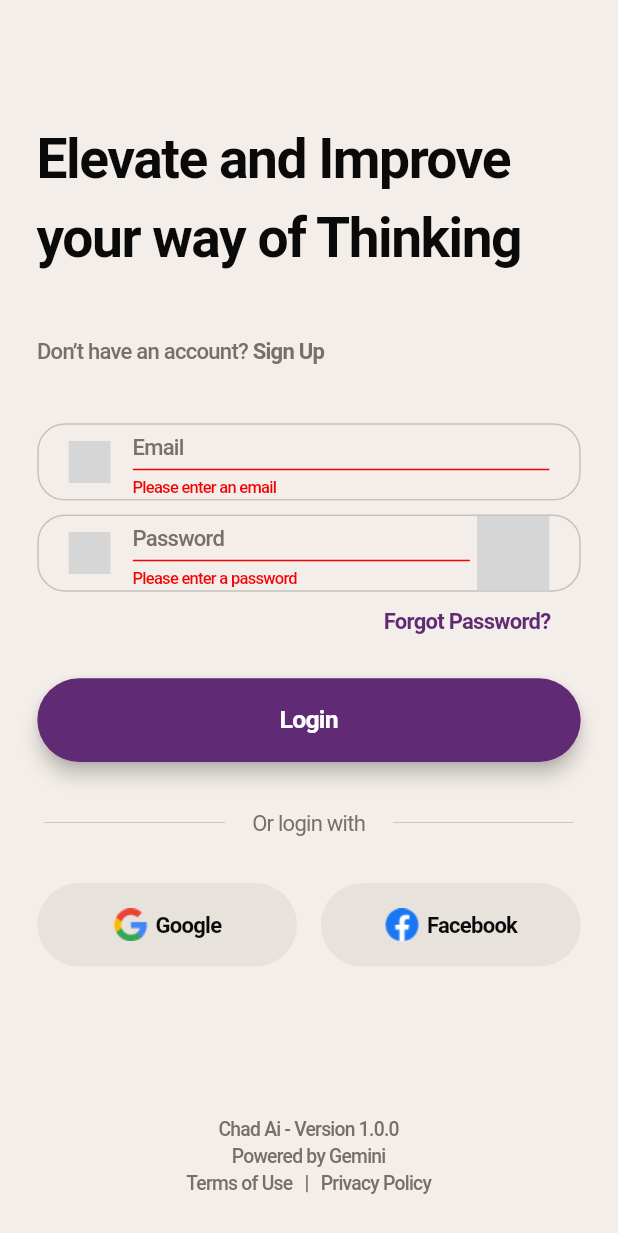
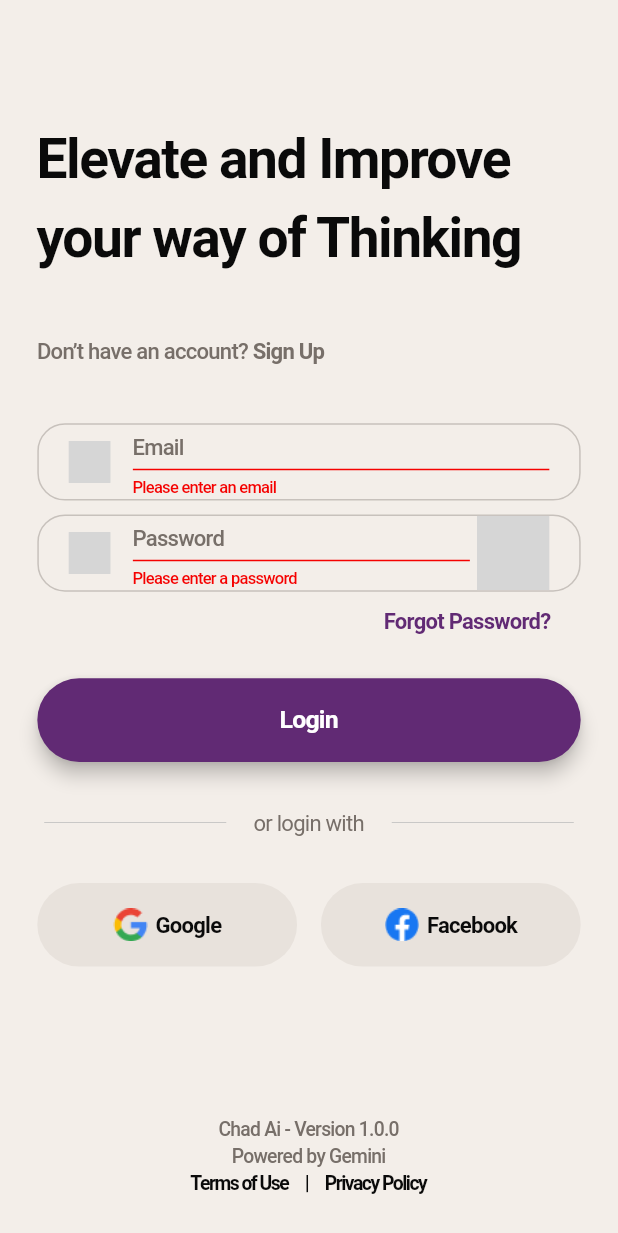
Before and after one commit to ddreambug/chad_ai, a Flutter app: the screen it shows after launch, after a tap on "Login", after a tap on "Facebook", on a phone screen of 412 x 824 dp. Shown: the top 1233 px of the screen. Run offline on Flutter 3.47's test engine with Material 3 defaults, Android fonts, the phone set to English and light mode, and no system bars; our stand-ins replace dio, firebase_analytics, firebase_auth, firebase_core, flutter_easyloading, flutter_screenutil and 6 more; missing offline and left inert: email_otp, flutter_facebook_auth, flutter_inappwebview, iconify_flutter; accounts and stored records are empty; Roboto replaces fonts that are missing (SF Pro); statements that could not run were skipped; grey boxes are pictures that could not be loaded.

Commit message:
login edit

```diff
--- a/lib/features/login/controllers/login_controller.dart
+++ b/lib/features/login/controllers/login_controller.dart
@@ -69,42 +69,6 @@ class LoginController extends GetxController {
     Get.offNamed('chat');
   }
 
-  void onOtpComplete(BuildContext context, String value) async {
-    if (value == EmailOTP.getOTP()) {
-      try {
-        var response = await LoginRepository().login(
-          username: usernameController.text,
-          email: emailController.text,
-          password: passwordController.text,
-          pin: int.parse(pinController.text),
-        );
-
-        if (response['status_code'] == 201) {
-          addUser(
-            nama: usernameController.text,
-            email: emailController.text,
-            password: passwordController.text,
-            pin: int.parse(pinController.text),
-          );
-
-          otpTextController.clear();
-          Get.back();
-          Get.back();
-          //   Get.until((route) => Get.currentRoute == '/login');
-
-          Get.snackbar(
-            "Success",
-            "OTP code valid",
-            backgroundColor: MainColor.black,
-            duration: const Duration(seconds: 2),
-          );
-        }
-      } catch (e, stacktrace) {
-        _handleAuthError(e, stacktrace);
-      }
-    }
-  }
-
   void showDialog(BuildContext context, DialogType type) {
     if (type == DialogType.signup) {
       Get.dialog(SignUpDialog());
@@ -115,6 +79,7 @@ class LoginController extends GetxController {
     }
   }
 
+  /// Email OTP validation
   Future<void> sendEmailOtp() async {
     LoginController.to.emailValue.value =
         LoginController.to.emailController.text;
@@ -141,6 +106,43 @@ class LoginController extends GetxController {
     }
   }
 
+  void onOtpComplete(BuildContext context, String value) async {
+    if (value == EmailOTP.getOTP()) {
+      try {
+        var response = await LoginRepository().login(
+          username: usernameController.text,
+          email: emailController.text,
+          password: passwordController.text,
+          pin: int.parse(pinController.text),
+        );
+
+        if (response['status_code'] == 201) {
+          addUser(
+            nama: usernameController.text,
+            email: emailController.text,
+            password: passwordController.text,
+            pin: int.parse(pinController.text),
+          );
+
+          otpTextController.clear();
+          Get.back();
+          Get.back();
+          //   Get.until((route) => Get.currentRoute == '/login');
+
+          Get.snackbar(
+            "Success",
+            "Registration Success",
+            backgroundColor: MainColor.black,
+            duration: const Duration(seconds: 2),
+          );
+        }
+      } catch (e, stacktrace) {
+        _handleAuthError(e, stacktrace);
+      }
+    }
+  }
+
+  /// Social Sign-In
   Future<dynamic> signInWithGoogle(BuildContext context) async {
     if (!await _checkInternetConnection()) {
       print('Internet is not connected');
@@ -161,6 +163,14 @@ class LoginController extends GetxController {
 
       await FirebaseAuth.instance.signInWithCredential(credential);
 
+      await LoginRepository().login(
+        username: googleUser.displayName!,
+        email: googleUser.email,
+        password: '',
+        pin: 1111,
+        isGoogle: true,
+      );
+
       await _navigateToChat();
     } catch (e, stacktrace) {
       await _handleAuthError(e, stacktrace);
@@ -174,35 +184,35 @@ class LoginController extends GetxController {
     }
 
     try {
-      final LoginResult loginResult = await FacebookAuth.instance.login();
+      final LoginResult facebookUser = await FacebookAuth.instance.login();
 
-      if (loginResult.status == LoginStatus.success) {
+      if (facebookUser.status == LoginStatus.success) {
         final OAuthCredential facebookAuthCredential =
             FacebookAuthProvider.credential(
-          loginResult.accessToken!.tokenString,
+          facebookUser.accessToken!.tokenString,
         );
 
         await FirebaseAuth.instance
             .signInWithCredential(facebookAuthCredential);
+
         await _navigateToChat();
       } else {
-        print('Facebook Login Failed: ${loginResult.message}');
+        print('Facebook Login Failed: ${facebookUser.message}');
       }
     } catch (e, stacktrace) {
       await _handleAuthError(e, stacktrace);
     }
   }
 
+  /// Store user data in the Hive box
   Future<void> addUser({
     required String nama,
     required String email,
     required String password,
     required int pin,
   }) async {
-    // Open the Hive box
     var box = Hive.box('chad_ai');
 
-    // Store user data in the Hive box
     await box.put('username', nama);
     await box.put('email', email);
     await box.put('password', password);
--- a/lib/features/login/repositories/login_repository.dart
+++ b/lib/features/login/repositories/login_repository.dart
@@ -4,6 +4,7 @@ import 'package:chad_ai/utils/services/dio_service.dart';
 class LoginRepository {
   final dio = DioService().getDio();
 
+  //note<
   Future<Map<String, dynamic>> login({
     required String username,
     required String email,
@@ -13,7 +14,7 @@ class LoginRepository {
   }) async {
     try {
       final response = await dio.post(
-        'https://67316a387aaf2a9aff10911d.mockapi.io/users',
+        '/users',
         data: {
           "username": username,
           "email": email,
--- a/lib/features/login/views/components/login_divider.dart
+++ b/lib/features/login/views/components/login_divider.dart
@@ -18,7 +18,7 @@ class LoginDivider extends StatelessWidget {
           ),
         ),
         Text(
-          'Or login with',
+          'or login with',
           style: CustomTextStyle.w400.copyWith(
             color: MainColor.textGrey,
             fontSize: 16.sp,
--- a/lib/features/login/views/components/login_input.dart
+++ b/lib/features/login/views/components/login_input.dart
@@ -4,6 +4,7 @@ import 'package:chad_ai/shared/styles/custom_text_style.dart';
 import 'package:chad_ai/shared/widgets/custom_text_field.dart';
 import 'package:chad_ai/utils/enums/enum.dart';
 import 'package:flutter/material.dart';
+import 'package:get/get.dart';
 import 'package:iconify_flutter/icons/majesticons.dart';
 import 'package:iconify_flutter/icons/material_symbols.dart';
 import 'package:flutter_screenutil/flutter_screenutil.dart';
@@ -72,6 +73,7 @@ class LoginInput extends StatelessWidget {
               onPressed: () {
                 if (formKey.currentState?.validate() ?? false) {
                   print('Form is valid!');
+                  Get.offNamed('/chat');
                 } else {
                   print('Form is invalid!');
                 }
--- a/lib/features/login/views/components/sign_up_dialog.dart
+++ b/lib/features/login/views/components/sign_up_dialog.dart
@@ -44,12 +44,12 @@ class SignUpDialog extends StatelessWidget {
                 ),
                 SizedBox(height: 25.w),
                 CustomTextField(
-                  hintText: 'Username',
+                  hintText: 'Name',
                   controller: LoginController.to.usernameController,
                   iconifyIcon: IconParkSolid.people,
                   validator: (value) {
                     if (value == null || value.isEmpty) {
-                      return 'Please enter a username';
+                      return 'Please enter your name';
                     }
                     return null;
                   },
--- a/lib/global_controllers/global_controller.dart
+++ b/lib/global_controllers/global_controller.dart
@@ -8,7 +8,7 @@ class GlobalController extends GetxController {
 
   /// API
   var isStaging = false.obs;
-  var baseUrl = 'https://mockapi.io/projects/67316a387aaf2a9aff10911e';
+  var baseUrl = 'https://67316a387aaf2a9aff10911d.mockapi.io';
 
   /// Location property
   RxString statusLocation = RxString('loading');
--- a/lib/main.dart
+++ b/lib/main.dart
@@ -7,7 +7,7 @@ import 'package:chad_ai/global_controllers/analytics_controller.dart';
 import 'package:chad_ai/utils/services/hive_service.dart';
 import 'package:email_otp/email_otp.dart';
 import 'package:firebase_core/firebase_core.dart';
-import 'package:flutter/widgets.dart';
+import 'package:flutter/material.dart';
 import 'package:flutter_screenutil/flutter_screenutil.dart';
 import 'package:get/get.dart';
 import 'package:hive_flutter/hive_flutter.dart';
@@ -26,7 +26,6 @@ void main() async {
     otpType: OTPType.numeric,
     otpLength: 4,
     emailTheme: EmailTheme.v6,
-    appEmail: 'kamandaka25@gmail.com',
   );
 
   //hive init
@@ -52,6 +51,11 @@ void main() async {
   FlutterError.onError = (FlutterErrorDetails details) {
     FlutterError.dumpErrorToConsole(details);
   };
+
+  //Easyloading config
+  EasyLoading.instance
+    ..loadingStyle = EasyLoadingStyle.light
+    ..indicatorType = EasyLoadingIndicatorType.ring;
 
   runApp(const MyApp());
 }
--- a/lib/shared/widgets/app_info.dart
+++ b/lib/shared/widgets/app_info.dart
@@ -37,17 +37,17 @@ class AppInfo extends StatelessWidget {
                 },
                 child: Text(
                   'Terms of Use',
-                  style: CustomTextStyle.w500.copyWith(
+                  style: CustomTextStyle.w700.copyWith(
                     fontSize: 14.sp,
-                    color: MainColor.textGrey,
+                    color: MainColor.black,
                   ),
                 ),
               ),
               Text(
-                '   |   ',
-                style: CustomTextStyle.w500.copyWith(
+                '    |    ',
+                style: CustomTextStyle.w600.copyWith(
                   fontSize: 14.sp,
-                  color: MainColor.textGrey,
+                  color: MainColor.black,
                 ),
               ),
               GestureDetector(
@@ -56,9 +56,9 @@ class AppInfo extends StatelessWidget {
                 },
                 child: Text(
                   'Privacy Policy',
-                  style: CustomTextStyle.w500.copyWith(
+                  style: CustomTextStyle.w700.copyWith(
                     fontSize: 14.sp,
-                    color: MainColor.textGrey,
+                    color: MainColor.black,
                   ),
                 ),
               ),
```
